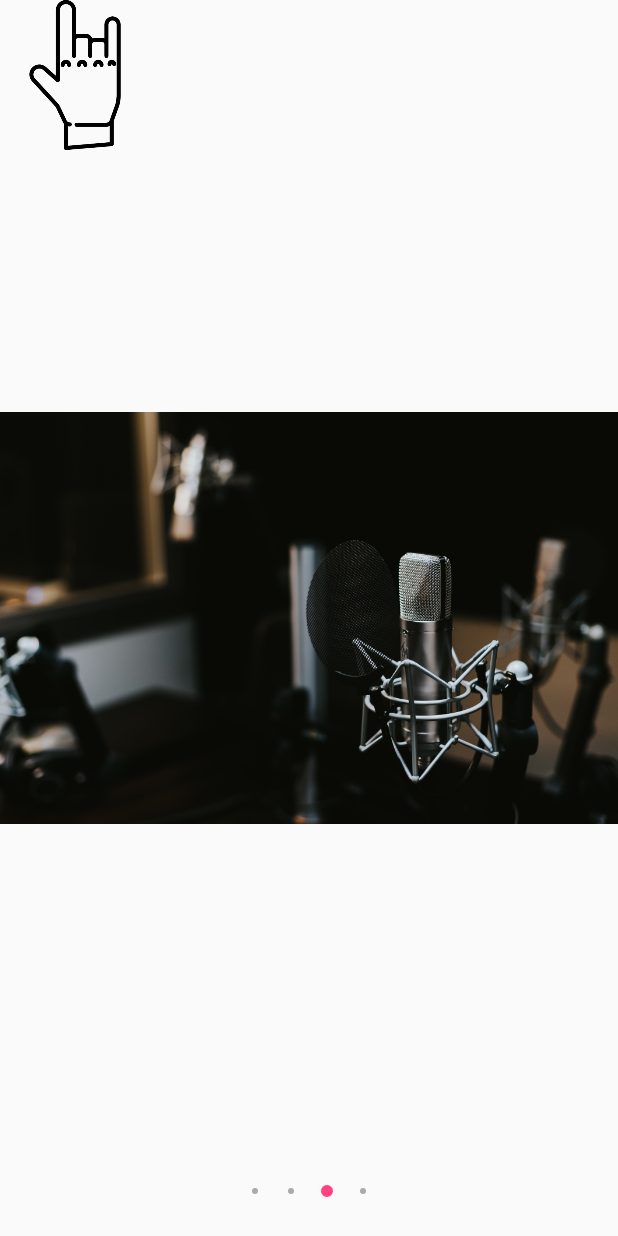
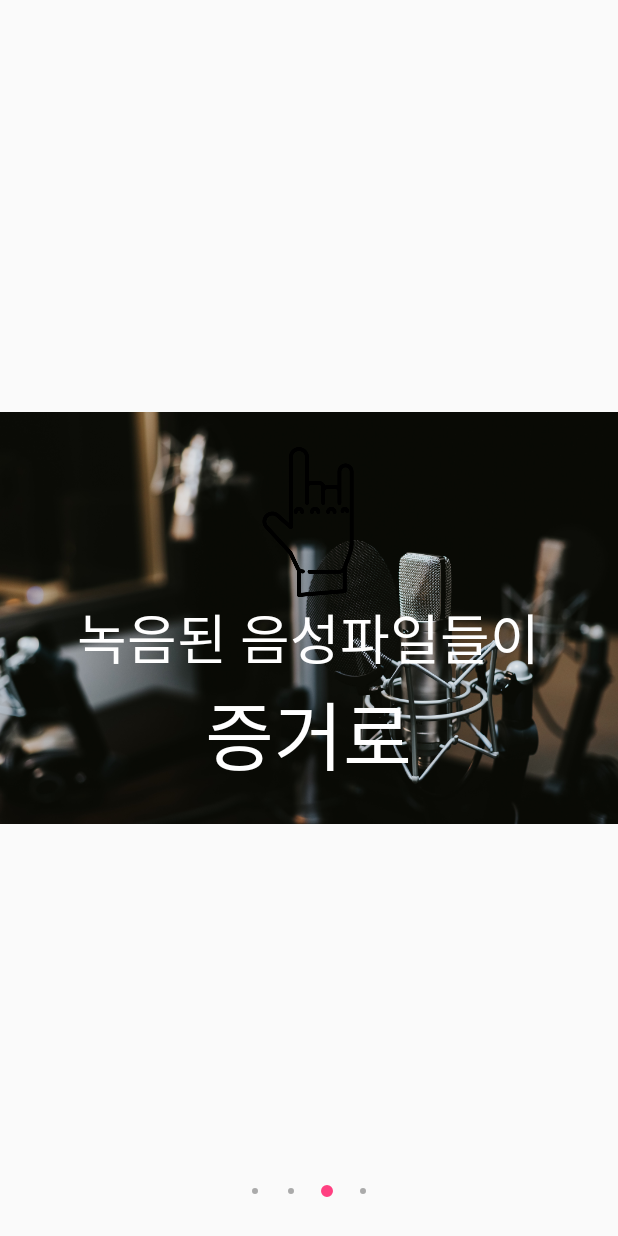
Before and after one commit to curaai/help_us, an Android app: the screen it shows after launch (LandingActivity), item 3 of the bottom bar chosen, on a phone screen of 412 x 824 dp. Run offline under Robolectric (Android 15) with nearby library versions, the phone set to English and light mode, and no system bars; pictures from the network do not load.

Commit message:
landing activity view pager 기능 구현 완료

```diff
--- a/Android/HelpUs/app/src/main/java/stack/birds/helpus/LandingActivity/LandingActivity.java
+++ b/Android/HelpUs/app/src/main/java/stack/birds/helpus/LandingActivity/LandingActivity.java
@@ -4,14 +4,23 @@ import android.os.Bundle;
 import android.support.design.widget.TabLayout;
 import android.support.v4.view.ViewPager;
 import android.support.v7.app.AppCompatActivity;
+import android.util.Log;
+import android.view.View;
+import android.widget.LinearLayout;
+import android.widget.TextView;
 
 import stack.birds.helpus.R;
 
 public class LandingActivity extends AppCompatActivity {
 
+    int images[] = {R.drawable.first, R.drawable.second, R.drawable.third, R.drawable.fourth};
+    String smallTextList[] = {"", "", "녹음된 음성파일들이", "우리손으로 만들어요"};
+    String bigTextList[] = {"신고를 증거로", "버튼하나로 신고를", "증거로", "안전한 세상"};
+    MyCustomPagerAdapter myCustomPagerAdpater;
+
+    TextView smallText, bigText;
     ViewPager pager;
-    int images[] = {R.drawable.first, R.drawable.second, R.drawable.third, R.drawable.fourth};
-    MyCustomPagerAdapter myCustomPagerAdpater;
+    LinearLayout over, first_view_group;
 
     @Override
     protected void onCreate(Bundle savedInstanceState) {
@@ -24,5 +33,56 @@ public class LandingActivity extends AppCompatActivity {
         pager.setAdapter(myCustomPagerAdpater);
         TabLayout tabLayout = (TabLayout) findViewById(R.id.tabDots);
         tabLayout.setupWithViewPager(pager, true);
+
+        smallText = (TextView) findViewById(R.id.landing_text_small);
+        bigText = (TextView) findViewById(R.id.landing_text_big);
+        over = (LinearLayout) findViewById(R.id.landing_over);
+        first_view_group = (LinearLayout) findViewById(R.id.landing_over);
+
+        first_view_group.bringToFront();
+
+        PagerThread thread = new PagerThread();
+        thread.start();
+    }
+
+
+    class PagerThread extends Thread {
+        public void run() {
+            pager.addOnPageChangeListener(new ViewPager.OnPageChangeListener() {
+                @Override
+                public void onPageScrolled(int position, float positionOffset, int positionOffsetPixels) {
+
+                }
+
+                @Override
+                public void onPageSelected(int position) {
+
+                }
+
+                @Override
+                public void onPageScrollStateChanged(int state) {
+                    if (state == 2) {
+
+                        int position = pager.getCurrentItem();
+
+                        if(position == images.length - 1) {
+                            over.setVisibility(View.VISIBLE);
+                        } else {
+                            over.setVisibility(View.INVISIBLE);
+                        }
+
+                        if (smallTextList[position] == "") {
+                            smallText.setTextSize(0);
+                        } else {
+                            smallText.setTextSize(36);
+                            smallText.setText(smallTextList[position]);
+                        }
+
+                        bigText.setText(bigTextList[position]);
+                        first_view_group.bringToFront();
+                    }
+                }
+            });
+        }
     }
 }
--- a/Android/HelpUs/app/src/main/java/stack/birds/helpus/LandingActivity/MyCustomPagerAdapter.java
+++ b/Android/HelpUs/app/src/main/java/stack/birds/helpus/LandingActivity/MyCustomPagerAdapter.java
@@ -18,10 +18,8 @@ import stack.birds.helpus.R;
 
 public class MyCustomPagerAdapter extends PagerAdapter {
     Context context;
+    LayoutInflater layoutInflater;
     int images[];
-    LayoutInflater layoutInflater;
-
-
     public MyCustomPagerAdapter(Context context, int images[]) {
         this.context = context;
         this.images = images;
--- a/Android/HelpUs/app/src/main/res/layout/activity_landing.xml
+++ b/Android/HelpUs/app/src/main/res/layout/activity_landing.xml
@@ -10,19 +10,7 @@
         android:layout_width="wrap_content"
         android:layout_height="wrap_content">
 
-        <LinearLayout
 
-            android:layout_width="match_parent"
-            android:layout_height="match_parent"
-            android:orientation="vertical">
-
-            <ImageView
-                android:id="@+id/icon"
-                android:layout_width="100dp"
-                android:layout_height="100dp"
-                android:src="@drawable/icon" />
-
-        </LinearLayout>
 
         <RelativeLayout
             android:layout_width="match_parent"
@@ -42,8 +30,53 @@
                 app:tabBackground="@drawable/tab_selector"
                 app:tabGravity="center"
                 app:tabIndicatorHeight="0dp"/>
+
+            <LinearLayout
+                android:id="@+id/first_view_group"
+                android:layout_width="wrap_content"
+                android:layout_height="wrap_content"
+                android:layout_centerInParent="true"
+                android:gravity="center"
+                android:orientation="vertical">
+
+                <ImageView
+                    android:id="@+id/icon"
+                    android:layout_width="100dp"
+                    android:layout_height="100dp"
+                    android:src="@drawable/icon" />
+
+                <TextView
+                    android:id="@+id/landing_text_small"
+                    android:layout_width="wrap_content"
+                    android:layout_height="wrap_content"
+                    android:textColor="#ffffff" />
+
+                <TextView
+                    android:id="@+id/landing_text_big"
+                    android:text="신고를 증거로"
+                    android:textSize="50dp"
+                    android:textColor="#ffffff"
+                    android:layout_width="wrap_content"
+                    android:layout_height="wrap_content" />
+
+            </LinearLayout>
+
         </RelativeLayout>
 
+        <LinearLayout
+            android:id="@+id/landing_over"
+            android:layout_width="match_parent"
+            android:layout_height="50dp"
+            android:layout_gravity="bottom"
+            android:background="#000000"
+            android:visibility="invisible">
+
+            <TextView
+                android:textColor="#ffffff"
+                android:text="시작하기"
+                android:layout_width="wrap_content"
+                android:layout_height="wrap_content" />
+        </LinearLayout>
     </FrameLayout>
 
 </LinearLayout>
```
Also changed, not shown: Android/HelpUs/app/src/main/java/stack/birds/helpus/AccountActivity/SignupActivity.java (+11 -9 lines), Android/HelpUs/app/src/main/res/layout/activity_signup.xml (+11 -4 lines).
